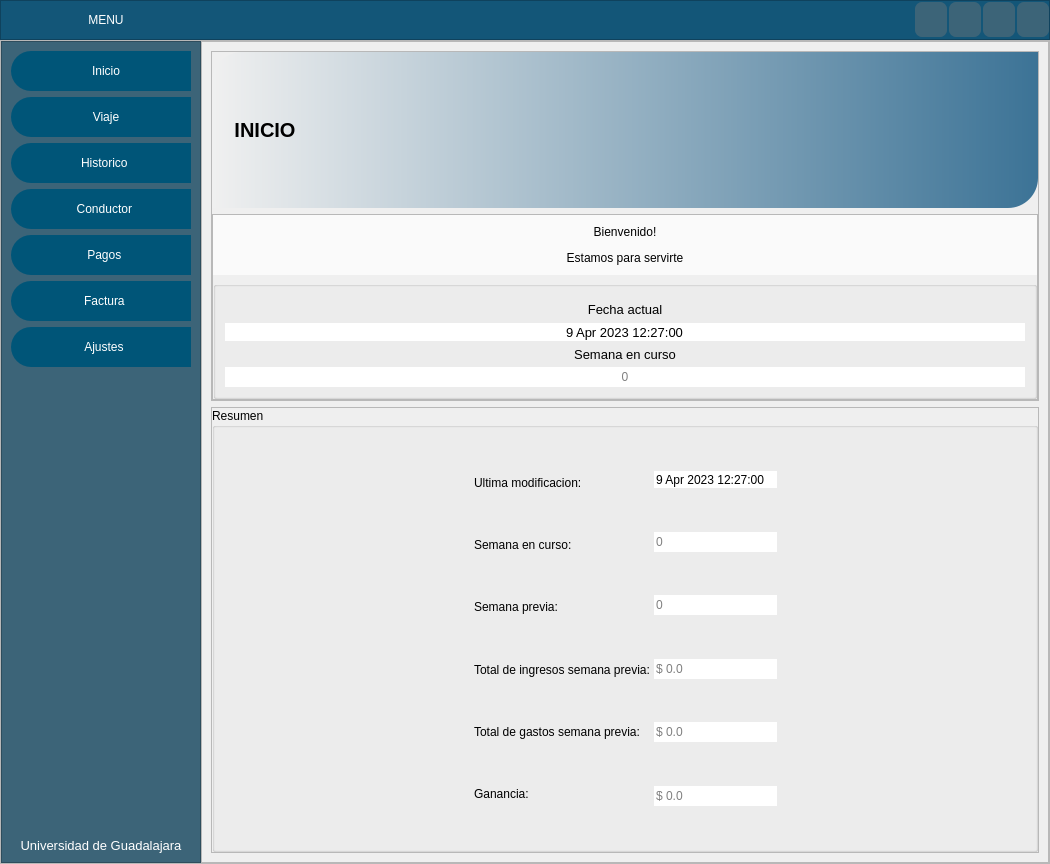
Qt form mainwindow.ui (askr3d/ProyectoTaxi) before a commit.
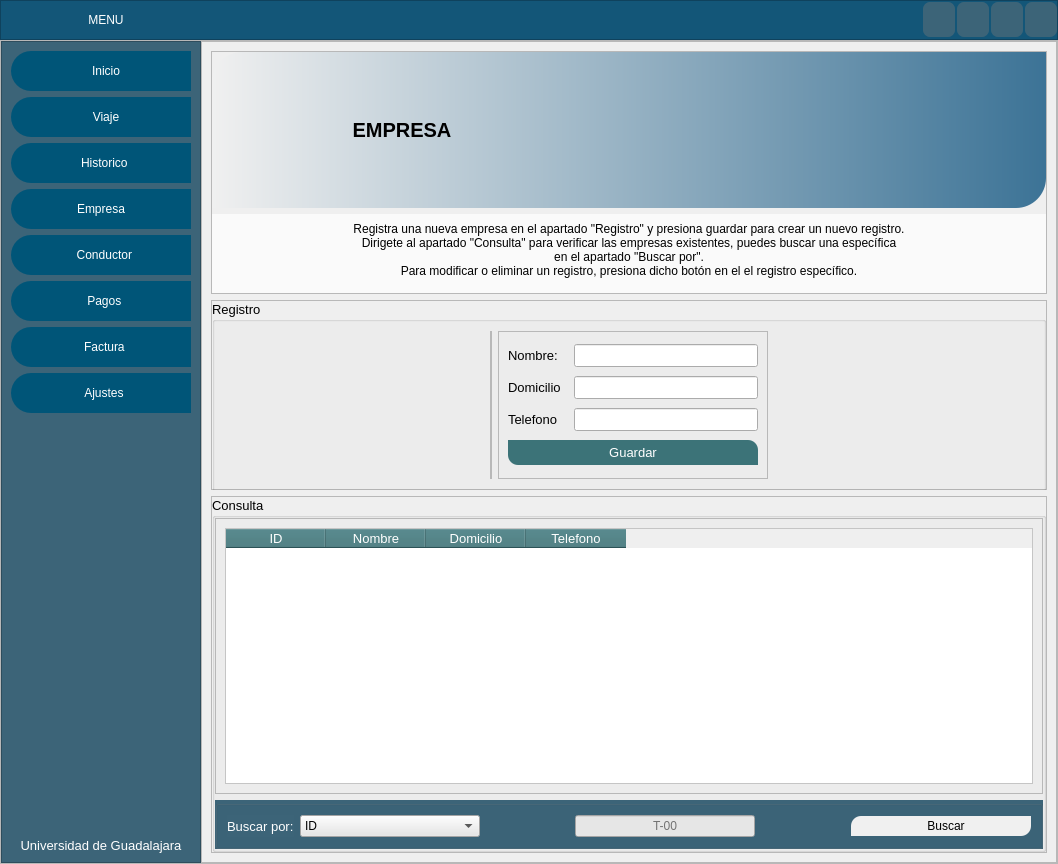
The same form after that commit. The open tabs and pages were chosen to show the change. Icons and pictures are not drawn.

The edit to the form file:
```diff
--- a/mainwindow.ui
+++ b/mainwindow.ui
@@ -6,7 +6,7 @@
    <rect>
     <x>0</x>
     <y>0</y>
-    <width>1050</width>
+    <width>1058</width>
     <height>864</height>
    </rect>
   </property>
@@ -462,6 +462,44 @@
             </property>
            </widget>
           </item>
+          <item>
+           <widget class="QPushButton" name="btn_empresa">
+            <property name="minimumSize">
+             <size>
+              <width>0</width>
+              <height>40</height>
+             </size>
+            </property>
+            <property name="maximumSize">
+             <size>
+              <width>16777215</width>
+              <height>40</height>
+             </size>
+            </property>
+            <property name="styleSheet">
+             <string notr="true">color: rgb(255, 255, 255);</string>
+            </property>
+            <property name="text">
+             <string>Empresa</string>
+            </property>
+            <property name="icon">
+             <iconset>
+              <normaloff>images/2830596.png</normaloff>images/2830596.png</iconset>
+            </property>
+            <property name="iconSize">
+             <size>
+              <width>30</width>
+              <height>30</height>
+             </size>
+            </property>
+            <property name="checkable">
+             <bool>false</bool>
+            </property>
+            <property name="autoExclusive">
+             <bool>false</bool>
+            </property>
+           </widget>
+          </item>
           <item>
            <widget class="QPushButton" name="btn_conductor">
             <property name="minimumSize">
@@ -3016,6 +3054,790 @@
                        </item>
                        <item>
                         <widget class="QPushButton" name="btn_buscar_historico">
+                         <property name="minimumSize">
+                          <size>
+                           <width>180</width>
+                           <height>20</height>
+                          </size>
+                         </property>
+                         <property name="layoutDirection">
+                          <enum>Qt::LeftToRight</enum>
+                         </property>
+                         <property name="styleSheet">
+                          <string notr="true">QPushButton{
+	border-top-left-radius:10px;
+	border-bottom-right-radius:10px;
+	
+	background-color: rgb(240, 240, 240);
+}
+QPushButton:hover{
+	background-color: rgb(205, 205, 205);
+}
+</string>
+                         </property>
+                         <property name="text">
+                          <string>   Buscar</string>
+                         </property>
+                         <property name="icon">
+                          <iconset>
+                           <normaloff>images/751381.png</normaloff>images/751381.png</iconset>
+                         </property>
+                        </widget>
+                       </item>
+                      </layout>
+                     </widget>
+                    </item>
+                   </layout>
+                  </widget>
+                 </item>
+                </layout>
+               </widget>
+              </item>
+             </layout>
+            </widget>
+            <widget class="QWidget" name="pg_empresa">
+             <layout class="QVBoxLayout" name="verticalLayout_40">
+              <item>
+               <widget class="QFrame" name="frame_39">
+                <property name="maximumSize">
+                 <size>
+                  <width>16777215</width>
+                  <height>243</height>
+                 </size>
+                </property>
+                <property name="frameShape">
+                 <enum>QFrame::StyledPanel</enum>
+                </property>
+                <property name="frameShadow">
+                 <enum>QFrame::Raised</enum>
+                </property>
+                <layout class="QVBoxLayout" name="verticalLayout_39">
+                 <property name="leftMargin">
+                  <number>0</number>
+                 </property>
+                 <property name="topMargin">
+                  <number>0</number>
+                 </property>
+                 <property name="rightMargin">
+                  <number>0</number>
+                 </property>
+                 <property name="bottomMargin">
+                  <number>0</number>
+                 </property>
+                 <item>
+                  <widget class="QGroupBox" name="groupBox_31">
+                   <property name="maximumSize">
+                    <size>
+                     <width>16777215</width>
+                     <height>156</height>
+                    </size>
+                   </property>
+                   <property name="font">
+                    <font>
+                     <family>Arial</family>
+                     <pointsize>12</pointsize>
+                     <weight>75</weight>
+                     <bold>true</bold>
+                    </font>
+                   </property>
+                   <property name="styleSheet">
+                    <string notr="true">background-color: qlineargradient(spread:pad, x1:0, y1:0, x2:1, y2:0, stop:0 rgba(240, 240, 240, 255), stop:1 rgba(60, 115, 150, 255));
+border-top-left-radius:30px;
+ border-bottom-right-radius:30px;
+</string>
+                   </property>
+                   <property name="title">
+                    <string/>
+                   </property>
+                   <layout class="QHBoxLayout" name="horizontalLayout_34">
+                    <item>
+                     <widget class="QLabel" name="label_44">
+                      <property name="minimumSize">
+                       <size>
+                        <width>100</width>
+                        <height>100</height>
+                       </size>
+                      </property>
+                      <property name="maximumSize">
+                       <size>
+                        <width>100</width>
+                        <height>100</height>
+                       </size>
+                      </property>
+                      <property name="styleSheet">
+                       <string notr="true">background-color: rgba(0, 0, 0, 0);</string>
+                      </property>
+                      <property name="text">
+                       <string/>
+                      </property>
+                      <property name="pixmap">
+                       <pixmap>images/2451728.png</pixmap>
+                      </property>
+                      <property name="scaledContents">
+                       <bool>true</bool>
+                      </property>
+                     </widget>
+                    </item>
+                    <item>
+                     <widget class="QLabel" name="label_23">
+                      <property name="minimumSize">
+                       <size>
+                        <width>150</width>
+                        <height>0</height>
+                       </size>
+                      </property>
+                      <property name="maximumSize">
+                       <size>
+                        <width>81</width>
+                        <height>31</height>
+                       </size>
+                      </property>
+                      <property name="font">
+                       <font>
+                        <pointsize>15</pointsize>
+                        <weight>75</weight>
+                        <bold>true</bold>
+                       </font>
+                      </property>
+                      <property name="autoFillBackground">
+                       <bool>false</bool>
+                      </property>
+                      <property name="styleSheet">
+                       <string notr="true">background-color: rgba(0, 0, 0, 0);
+color: rgb(0, 0, 0);</string>
+                      </property>
+                      <property name="text">
+                       <string>EMPRESA</string>
+                      </property>
+                      <property name="alignment">
+                       <set>Qt::AlignCenter</set>
+                      </property>
+                     </widget>
+                    </item>
+                    <item>
+                     <spacer name="horizontalSpacer_10">
+                      <property name="orientation">
+                       <enum>Qt::Horizontal</enum>
+                      </property>
+                      <property name="sizeHint" stdset="0">
+                       <size>
+                        <width>607</width>
+                        <height>20</height>
+                       </size>
+                      </property>
+                     </spacer>
+                    </item>
+                    <item>
+                     <widget class="QLabel" name="label_45">
+                      <property name="sizePolicy">
+                       <sizepolicy hsizetype="Expanding" vsizetype="Expanding">
+                        <horstretch>0</horstretch>
+                        <verstretch>0</verstretch>
+                       </sizepolicy>
+                      </property>
+                      <property name="minimumSize">
+                       <size>
+                        <width>90</width>
+                        <height>90</height>
+                       </size>
+                      </property>
+                      <property name="maximumSize">
+                       <size>
+                        <width>90</width>
+                        <height>90</height>
+                       </size>
+                      </property>
+                      <property name="styleSheet">
+                       <string notr="true">background-color: rgba(0, 0, 0,0);</string>
+                      </property>
+                      <property name="text">
+                       <string/>
+                      </property>
+                      <property name="pixmap">
+                       <pixmap>images/2680665.png</pixmap>
+                      </property>
+                      <property name="scaledContents">
+                       <bool>true</bool>
+                      </property>
+                      <property name="alignment">
+                       <set>Qt::AlignCenter</set>
+                      </property>
+                     </widget>
+                    </item>
+                   </layout>
+                  </widget>
+                 </item>
+                 <item>
+                  <widget class="QGroupBox" name="groupBox_32">
+                   <property name="minimumSize">
+                    <size>
+                     <width>0</width>
+                     <height>0</height>
+                    </size>
+                   </property>
+                   <property name="maximumSize">
+                    <size>
+                     <width>16777215</width>
+                     <height>85</height>
+                    </size>
+                   </property>
+                   <property name="font">
+                    <font>
+                     <pointsize>10</pointsize>
+                    </font>
+                   </property>
+                   <property name="styleSheet">
+                    <string notr="true">background-color: rgb(250, 250, 250);
+border:none;</string>
+                   </property>
+                   <property name="title">
+                    <string/>
+                   </property>
+                   <layout class="QHBoxLayout" name="horizontalLayout_35" stretch="0">
+                    <property name="spacing">
+                     <number>0</number>
+                    </property>
+                    <property name="leftMargin">
+                     <number>0</number>
+                    </property>
+                    <property name="topMargin">
+                     <number>0</number>
+                    </property>
+                    <property name="rightMargin">
+                     <number>0</number>
+                    </property>
+                    <property name="bottomMargin">
+                     <number>6</number>
+                    </property>
+                    <item>
+                     <widget class="QLabel" name="label_50">
+                      <property name="minimumSize">
+                       <size>
+                        <width>0</width>
+                        <height>0</height>
+                       </size>
+                      </property>
+                      <property name="maximumSize">
+                       <size>
+                        <width>900</width>
+                        <height>160</height>
+                       </size>
+                      </property>
+                      <property name="styleSheet">
+                       <string notr="true">border-bottom-left-radius:50px;
+ border-top-right-radius:50px;
+</string>
+                      </property>
+                      <property name="text">
+                       <string>&lt;html&gt;&lt;head/&gt;&lt;body&gt;&lt;p align=&quot;center&quot;&gt;Registra una nueva empresa en el apartado &amp;quot;Registro&amp;quot; y presiona guardar para crear un nuevo registro.&lt;br/&gt;Dirigete al apartado &amp;quot;Consulta&amp;quot; para verificar las empresas existentes, puedes buscar una específica&lt;br/&gt;en el apartado &amp;quot;Buscar por&amp;quot;.&lt;br/&gt;Para modificar o eliminar un registro, presiona dicho botón en el el registro específico.&lt;/p&gt;&lt;/body&gt;&lt;/html&gt;</string>
+                      </property>
+                     </widget>
+                    </item>
+                   </layout>
+                  </widget>
+                 </item>
+                </layout>
+               </widget>
+              </item>
+              <item>
+               <widget class="QFrame" name="frame_24">
+                <property name="maximumSize">
+                 <size>
+                  <width>16777215</width>
+                  <height>190</height>
+                 </size>
+                </property>
+                <property name="frameShape">
+                 <enum>QFrame::StyledPanel</enum>
+                </property>
+                <property name="frameShadow">
+                 <enum>QFrame::Raised</enum>
+                </property>
+                <layout class="QGridLayout" name="gridLayout_11">
+                 <property name="leftMargin">
+                  <number>0</number>
+                 </property>
+                 <property name="topMargin">
+                  <number>0</number>
+                 </property>
+                 <property name="rightMargin">
+                  <number>0</number>
+                 </property>
+                 <property name="bottomMargin">
+                  <number>0</number>
+                 </property>
+                 <property name="spacing">
+                  <number>0</number>
+                 </property>
+                 <item row="0" column="0">
+                  <widget class="QGroupBox" name="groupBox_28">
+                   <property name="minimumSize">
+                    <size>
+                     <width>0</width>
+                     <height>190</height>
+                    </size>
+                   </property>
+                   <property name="maximumSize">
+                    <size>
+                     <width>16777215</width>
+                     <height>190</height>
+                    </size>
+                   </property>
+                   <property name="font">
+                    <font>
+                     <pointsize>10</pointsize>
+                    </font>
+                   </property>
+                   <property name="title">
+                    <string>Registro</string>
+                   </property>
+                   <layout class="QHBoxLayout" name="horizontalLayout_28">
+                    <item>
+                     <spacer name="horizontalSpacer_27">
+                      <property name="orientation">
+                       <enum>Qt::Horizontal</enum>
+                      </property>
+                      <property name="sizeHint" stdset="0">
+                       <size>
+                        <width>40</width>
+                        <height>20</height>
+                       </size>
+                      </property>
+                     </spacer>
+                    </item>
+                    <item>
+                     <widget class="QFrame" name="frame_9">
+                      <property name="frameShape">
+                       <enum>QFrame::StyledPanel</enum>
+                      </property>
+                      <property name="frameShadow">
+                       <enum>QFrame::Raised</enum>
+                      </property>
+                      <layout class="QGridLayout" name="gridLayout_13">
+                       <property name="leftMargin">
+                        <number>0</number>
+                       </property>
+                       <property name="topMargin">
+                        <number>0</number>
+                       </property>
+                       <property name="rightMargin">
+                        <number>0</number>
+                       </property>
+                       <property name="bottomMargin">
+                        <number>0</number>
+                       </property>
+                       <property name="spacing">
+                        <number>0</number>
+                       </property>
+                      </layout>
+                     </widget>
+                    </item>
+                    <item>
+                     <widget class="QFrame" name="frame_32">
+                      <property name="frameShape">
+                       <enum>QFrame::StyledPanel</enum>
+                      </property>
+                      <property name="frameShadow">
+                       <enum>QFrame::Raised</enum>
+                      </property>
+                      <layout class="QVBoxLayout" name="verticalLayout_32">
+                       <item>
+                        <layout class="QHBoxLayout" name="horizontalLayout_29">
+                         <item>
+                          <widget class="QLabel" name="label_32">
+                           <property name="minimumSize">
+                            <size>
+                             <width>60</width>
+                             <height>0</height>
+                            </size>
+                           </property>
+                           <property name="maximumSize">
+                            <size>
+                             <width>60</width>
+                             <height>16777215</height>
+                            </size>
+                           </property>
+                           <property name="font">
+                            <font>
+                             <pointsize>10</pointsize>
+                            </font>
+                           </property>
+                           <property name="text">
+                            <string>Nombre:</string>
+                           </property>
+                          </widget>
+                         </item>
+                         <item>
+                          <widget class="QLineEdit" name="ledt_empresa_nombre">
+                           <property name="minimumSize">
+                            <size>
+                             <width>184</width>
+                             <height>0</height>
+                            </size>
+                           </property>
+                           <property name="maximumSize">
+                            <size>
+                             <width>10000000</width>
+                             <height>16777215</height>
+                            </size>
+                           </property>
+                          </widget>
+                         </item>
+                        </layout>
+                       </item>
+                       <item>
+                        <layout class="QHBoxLayout" name="horizontalLayout_30">
+                         <item>
+                          <widget class="QLabel" name="label_35">
+                           <property name="minimumSize">
+                            <size>
+                             <width>60</width>
+                             <height>0</height>
+                            </size>
+                           </property>
+                           <property name="maximumSize">
+                            <size>
+                             <width>60</width>
+                             <height>16777215</height>
+                            </size>
+                           </property>
+                           <property name="font">
+                            <font>
+                             <pointsize>10</pointsize>
+                            </font>
+                           </property>
+                           <property name="text">
+                            <string>Domicilio</string>
+                           </property>
+                          </widget>
+                         </item>
+                         <item>
+                          <widget class="QLineEdit" name="ledt_empresa_domicilio">
+                           <property name="minimumSize">
+                            <size>
+                             <width>184</width>
+                             <height>0</height>
+                            </size>
+                           </property>
+                           <property name="maximumSize">
+                            <size>
+                             <width>10000000</width>
+                             <height>16777215</height>
+                            </size>
+                           </property>
+                          </widget>
+                         </item>
+                        </layout>
+                       </item>
+                       <item>
+                        <layout class="QHBoxLayout" name="horizontalLayout_31">
+                         <item>
+                          <widget class="QLabel" name="label_36">
+                           <property name="minimumSize">
+                            <size>
+                             <width>60</width>
+                             <height>0</height>
+                            </size>
+                           </property>
+                           <property name="maximumSize">
+                            <size>
+                             <width>60</width>
+                             <height>16777215</height>
+                            </size>
+                           </property>
+                           <property name="font">
+                            <font>
+                             <pointsize>10</pointsize>
+                            </font>
+                           </property>
+                           <property name="text">
+                            <string>Telefono</string>
+                           </property>
+                          </widget>
+                         </item>
+                         <item>
+                          <widget class="QLineEdit" name="ledt_empresa_telefono">
+                           <property name="minimumSize">
+                            <size>
+                             <width>184</width>
+                             <height>0</height>
+                            </size>
+                           </property>
+                           <property name="maximumSize">
+                            <size>
+                             <width>10000000</width>
+                             <height>16777215</height>
+                            </size>
+                           </property>
+                          </widget>
+                         </item>
+                        </layout>
+                       </item>
+                       <item>
+                        <widget class="QPushButton" name="btn_guardar_empresa">
+                         <property name="minimumSize">
+                          <size>
+                           <width>80</width>
+                           <height>25</height>
+                          </size>
+                         </property>
+                         <property name="styleSheet">
+                          <string notr="true">QPushButton{
+	border-top-right-radius:10px;
+	border-bottom-left-radius:10px;
+	background-color: rgb(60, 115, 120);
+	
+	color: rgb(255, 255, 255);
+}
+QPushButton:hover{
+	background-color: rgb(0, 85, 120);
+}</string>
+                         </property>
+                         <property name="text">
+                          <string>Guardar</string>
+                         </property>
+                        </widget>
+                       </item>
+                      </layout>
+                     </widget>
+                    </item>
+                    <item>
+                     <spacer name="horizontalSpacer_28">
+                      <property name="orientation">
+                       <enum>Qt::Horizontal</enum>
+                      </property>
+                      <property name="sizeHint" stdset="0">
+                       <size>
+                        <width>40</width>
+                        <height>20</height>
+                       </size>
+                      </property>
+                     </spacer>
+                    </item>
+                   </layout>
+                  </widget>
+                 </item>
+                </layout>
+               </widget>
+              </item>
+              <item>
+               <widget class="QFrame" name="frame_26">
+                <property name="frameShape">
+                 <enum>QFrame::StyledPanel</enum>
+                </property>
+                <property name="frameShadow">
+                 <enum>QFrame::Raised</enum>
+                </property>
+                <layout class="QGridLayout" name="gridLayout_14">
+                 <property name="leftMargin">
+                  <number>0</number>
+                 </property>
+                 <property name="topMargin">
+                  <number>0</number>
+                 </property>
+                 <property name="rightMargin">
+                  <number>0</number>
+                 </property>
+                 <property name="bottomMargin">
+                  <number>0</number>
+                 </property>
+                 <property name="spacing">
+                  <number>0</number>
+                 </property>
+                 <item row="0" column="0">
+                  <widget class="QGroupBox" name="groupBox_29">
+                   <property name="font">
+                    <font>
+                     <pointsize>10</pointsize>
+                    </font>
+                   </property>
+                   <property name="title">
+                    <string>Consulta</string>
+                   </property>
+                   <layout class="QVBoxLayout" name="verticalLayout_38">
+                    <property name="spacing">
+                     <number>6</number>
+                    </property>
+                    <property name="leftMargin">
+                     <number>0</number>
+                    </property>
+                    <property name="topMargin">
+                     <number>0</number>
+                    </property>
+                    <property name="rightMargin">
+                     <number>0</number>
+                    </property>
+                    <property name="bottomMargin">
+                     <number>0</number>
+                    </property>
+                    <item>
+                     <widget class="QFrame" name="frame_38">
+                      <property name="frameShape">
+                       <enum>QFrame::StyledPanel</enum>
+                      </property>
+                      <property name="frameShadow">
+                       <enum>QFrame::Raised</enum>
+                      </property>
+                      <layout class="QGridLayout" name="gridLayout_15">
+                       <property name="leftMargin">
+                        <number>9</number>
+                       </property>
+                       <property name="topMargin">
+                        <number>9</number>
+                       </property>
+                       <property name="rightMargin">
+                        <number>9</number>
+                       </property>
+                       <property name="bottomMargin">
+                        <number>9</number>
+                       </property>
+                       <property name="spacing">
+                        <number>6</number>
+                       </property>
+                       <item row="0" column="0">
+                        <widget class="QTableWidget" name="tabla_empresa">
+                         <property name="minimumSize">
+                          <size>
+                           <width>0</width>
+                           <height>239</height>
+                          </size>
+                         </property>
+                         <property name="styleSheet">
+                          <string notr="true">QTableWidget{
+	background-color: rgb(255, 255, 255);
+	color: rgb(0, 0, 0);
+}
+QHeaderView::section{
+	background-color: rgb(60, 115, 120);
+	color: rgb(255, 255, 255);
+	font-size:10pt;
+}</string>
+                         </property>
+                         <column>
+                          <property name="text">
+                           <string>ID</string>
+                          </property>
+                         </column>
+                         <column>
+                          <property name="text">
+                           <string>Nombre</string>
+                          </property>
+                         </column>
+                         <column>
+                          <property name="text">
+                           <string>Domicilio</string>
+                          </property>
+                         </column>
+                         <column>
+                          <property name="text">
+                           <string>Telefono</string>
+                          </property>
+                         </column>
+                        </widget>
+                       </item>
+                      </layout>
+                     </widget>
+                    </item>
+                    <item>
+                     <widget class="QGroupBox" name="groupBox_30">
+                      <property name="minimumSize">
+                       <size>
+                        <width>0</width>
+                        <height>40</height>
+                       </size>
+                      </property>
+                      <property name="styleSheet">
+                       <string notr="true">background-color: rgb(60, 100, 120);</string>
+                      </property>
+                      <property name="title">
+                       <string/>
+                      </property>
+                      <layout class="QHBoxLayout" name="horizontalLayout_33">
+                       <item>
+                        <widget class="QLabel" name="label_43">
+                         <property name="font">
+                          <font>
+                           <pointsize>10</pointsize>
+                          </font>
+                         </property>
+                         <property name="styleSheet">
+                          <string notr="true">color: rgb(255, 255, 255);</string>
+                         </property>
+                         <property name="text">
+                          <string>Buscar por:</string>
+                         </property>
+                        </widget>
+                       </item>
+                       <item>
+                        <widget class="QComboBox" name="cbx_buscar_conductor_2">
+                         <property name="minimumSize">
+                          <size>
+                           <width>180</width>
+                           <height>0</height>
+                          </size>
+                         </property>
+                         <property name="styleSheet">
+                          <string notr="true">background-color: rgb(230, 230, 230);</string>
+                         </property>
+                         <item>
+                          <property name="text">
+                           <string>ID</string>
+                          </property>
+                         </item>
+                         <item>
+                          <property name="text">
+                           <string>Nombre</string>
+                          </property>
+                         </item>
+                        </widget>
+                       </item>
+                       <item>
+                        <spacer name="horizontalSpacer_20">
+                         <property name="orientation">
+                          <enum>Qt::Horizontal</enum>
+                         </property>
+                         <property name="sizeHint" stdset="0">
+                          <size>
+                           <width>119</width>
+                           <height>18</height>
+                          </size>
+                         </property>
+                        </spacer>
+                       </item>
+                       <item>
+                        <widget class="QLineEdit" name="ledt_buscar_conductor_2">
+                         <property name="minimumSize">
+                          <size>
+                           <width>180</width>
+                           <height>0</height>
+                          </size>
+                         </property>
+                         <property name="styleSheet">
+                          <string notr="true">background-color: rgb(230, 230, 230);</string>
+                         </property>
+                         <property name="alignment">
+                          <set>Qt::AlignCenter</set>
+                         </property>
+                         <property name="placeholderText">
+                          <string>T-00</string>
+                         </property>
+                        </widget>
+                       </item>
+                       <item>
+                        <spacer name="horizontalSpacer_21">
+                         <property name="orientation">
+                          <enum>Qt::Horizontal</enum>
+                         </property>
+                         <property name="sizeHint" stdset="0">
+                          <size>
+                           <width>119</width>
+                           <height>18</height>
+                          </size>
+                         </property>
+                        </spacer>
+                       </item>
+                       <item>
+                        <widget class="QPushButton" name="btn_buscar_conductor_2">
                          <property name="minimumSize">
                           <size>
                            <width>180</width>
```
Left out of the diff: 31 changed lines with no effect on the pictures.
